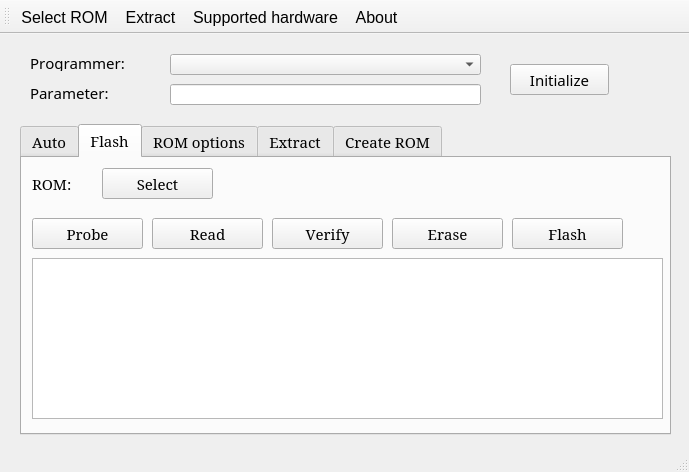
This is mainwindow.ui in lukaszdmitrowski/coreboot_flashtool as Qt 5 draws it before an edit. The edited form follows.
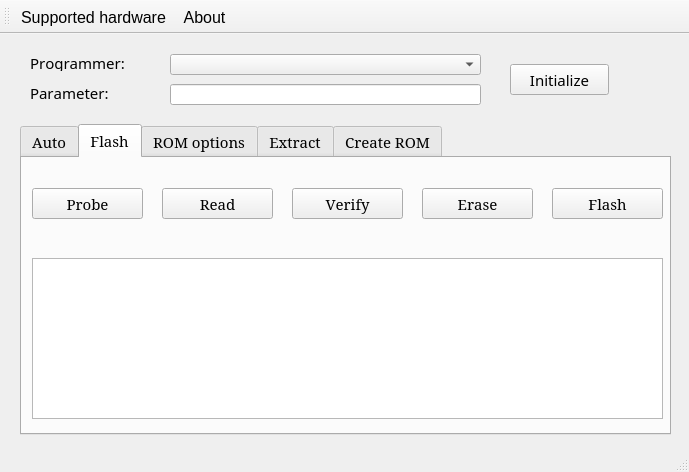
This is the edited form. The open tabs and pages were chosen to show the change. Icons and pictures are not drawn.

Commit message: [ADD] Build image button

```diff
--- a/mainwindow.ui
+++ b/mainwindow.ui
@@ -148,8 +148,8 @@
      <widget class="QPushButton" name="b_read">
       <property name="geometry">
        <rect>
-        <x>130</x>
-        <y>60</y>
+        <x>140</x>
+        <y>30</y>
         <width>111</width>
         <height>31</height>
        </rect>
@@ -161,8 +161,8 @@
      <widget class="QPushButton" name="b_erase">
       <property name="geometry">
        <rect>
-        <x>370</x>
-        <y>60</y>
+        <x>400</x>
+        <y>30</y>
         <width>111</width>
         <height>31</height>
        </rect>
@@ -174,8 +174,8 @@
      <widget class="QPushButton" name="b_flash">
       <property name="geometry">
        <rect>
-        <x>490</x>
-        <y>60</y>
+        <x>530</x>
+        <y>30</y>
         <width>111</width>
         <height>31</height>
        </rect>
@@ -206,8 +206,8 @@
      <widget class="QPushButton" name="b_verify">
       <property name="geometry">
        <rect>
-        <x>250</x>
-        <y>60</y>
+        <x>270</x>
+        <y>30</y>
         <width>111</width>
         <height>31</height>
        </rect>
@@ -216,50 +216,11 @@
        <string>Verify</string>
       </property>
      </widget>
-     <widget class="QLabel" name="l_payload">
-      <property name="geometry">
-       <rect>
-        <x>10</x>
-        <y>10</y>
-        <width>61</width>
-        <height>31</height>
-       </rect>
-      </property>
-      <property name="text">
-       <string>ROM: </string>
-      </property>
-     </widget>
-     <widget class="QLabel" name="l_payload_name">
-      <property name="geometry">
-       <rect>
-        <x>130</x>
-        <y>10</y>
-        <width>491</width>
-        <height>41</height>
-       </rect>
-      </property>
-      <property name="text">
-       <string/>
-      </property>
-     </widget>
-     <widget class="QPushButton" name="b_sel_payload">
-      <property name="geometry">
-       <rect>
-        <x>80</x>
-        <y>10</y>
-        <width>111</width>
-        <height>31</height>
-       </rect>
-      </property>
-      <property name="text">
-       <string>Select</string>
-      </property>
-     </widget>
      <widget class="QPushButton" name="b_probe">
       <property name="geometry">
        <rect>
         <x>10</x>
-        <y>60</y>
+        <y>30</y>
         <width>111</width>
         <height>31</height>
        </rect>
@@ -823,30 +784,10 @@
    <attribute name="toolBarBreak">
     <bool>false</bool>
    </attribute>
-   <addaction name="act_sel_payload"/>
-   <addaction name="act_extract"/>
    <addaction name="act_supported_list"/>
    <addaction name="act_about"/>
   </widget>
   <widget class="QStatusBar" name="statusBar"/>
-  <action name="act_sel_payload">
-   <property name="icon">
-    <iconset resource="resources.qrc">
-     <normaloff>:/icons/icons/open.png</normaloff>:/icons/icons/open.png</iconset>
-   </property>
-   <property name="text">
-    <string>Select ROM</string>
-   </property>
-  </action>
-  <action name="act_extract">
-   <property name="icon">
-    <iconset resource="resources.qrc">
-     <normaloff>:/icons/icons/extract.svg</normaloff>:/icons/icons/extract.svg</iconset>
-   </property>
-   <property name="text">
-    <string>Extract</string>
-   </property>
-  </action>
   <action name="act_about">
    <property name="icon">
     <iconset resource="resources.qrc">
```
Left out of the diff: 126 changed lines with no effect on the pictures. The commit also changes 7 other files.
